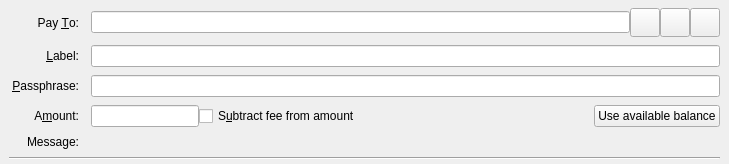
Before: the Qt Designer form src/qt/forms/sendcoinsentry.ui in goomario/btchd, drawn with Qt 5.
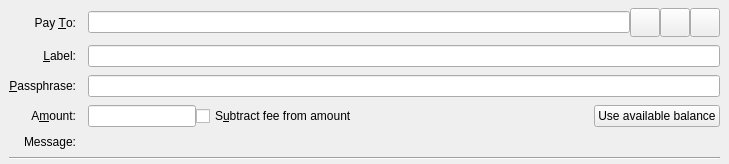
After: the same form once the commit is applied. Icons and pictures are not drawn. Custom widgets are drawn as their Qt base class.

Diff of the .ui file:
```diff
--- a/src/qt/forms/sendcoinsentry.ui
+++ b/src/qt/forms/sendcoinsentry.ui
@@ -38,12 +38,6 @@
     </property>
     <item row="0" column="0">
      <widget class="QLabel" name="payToLabel">
-      <property name="minimumSize">
-       <size>
-        <width>70</width>
-        <height>0</height>
-       </size>
-      </property>
       <property name="text">
        <string>Pay &amp;To:</string>
       </property>
```
